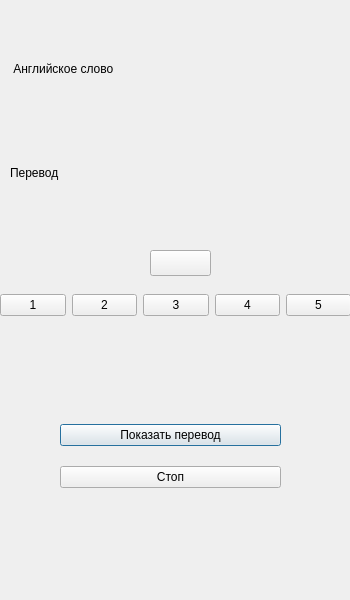
Above: src/cardsui.ui from GreeAI/English-cards before the change. Below: the same form after it.
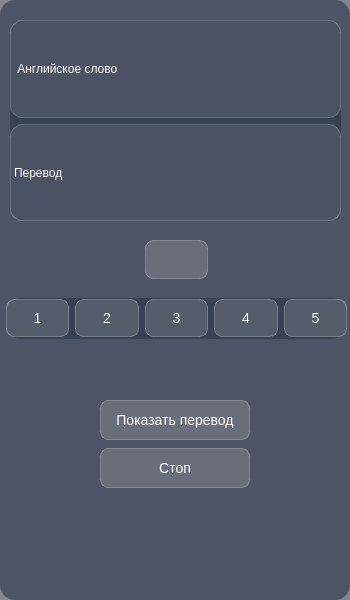
That is the form after the change. Icons and pictures are not drawn.

Commit message: Add style sheets for ui

```diff
--- a/src/cardsui.ui
+++ b/src/cardsui.ui
@@ -13,6 +13,47 @@
   <property name="windowTitle">
    <string>Dialog</string>
   </property>
+  <property name="styleSheet">
+   <string notr="true">/* Основной фон с полупрозрачностью */
+QWidget {
+    background: rgba(40, 50, 70, 150); /* Темно-синий с прозрачностью */
+    border-radius: 15px;
+}
+
+/* Стиль для всех рамок (QFrame) */
+QFrame {
+    background: rgba(255, 255, 255, 0.1);
+    border: 1px solid rgba(255, 255, 255, 0.2);
+    border-radius: 12px;
+    color: white;
+}
+
+QPushButton {
+    background: rgba(255, 255, 255, 0.15);
+    border: 1px solid rgba(255, 255, 255, 0.25);
+    border-radius: 8px;
+    color: white;
+    padding: 10px;
+    font-size: 14px;
+}
+
+QPushButton:hover {
+    background: rgba(255, 255, 255, 0.25);
+}
+
+QPushButton:pressed {
+    background: rgba(255, 255, 255, 0.1);
+}
+
+QLineEdit, QTextEdit {
+    background: rgba(255, 255, 255, 0.1);
+    border: 1px solid rgba(255, 255, 255, 0.2);
+    border-radius: 8px;
+    padding: 8px;
+    color: white;
+    selection-background-color: rgba(100, 150, 200, 0.5);
+}</string>
+  </property>
   <widget class="QWidget" name="layoutWidget">
    <property name="geometry">
     <rect>
@@ -25,6 +66,9 @@
    <layout class="QVBoxLayout" name="verticalLayout">
     <item>
      <widget class="QLabel" name="lbl_eng">
+      <property name="styleSheet">
+       <string notr="true"/>
+      </property>
       <property name="text">
        <string> Английское слово</string>
       </property>
@@ -32,6 +76,9 @@
     </item>
     <item>
      <widget class="QLabel" name="lbl_ru">
+      <property name="styleSheet">
+       <string notr="true"/>
+      </property>
       <property name="text">
        <string>Перевод</string>
       </property>
@@ -39,57 +86,73 @@
     </item>
    </layout>
   </widget>
-  <widget class="QLabel" name="lbl_error">
+  <widget class="QPushButton" name="pushButton">
    <property name="geometry">
     <rect>
-     <x>10</x>
-     <y>350</y>
+     <x>145</x>
+     <y>240</y>
+     <width>63</width>
+     <height>39</height>
+    </rect>
+   </property>
+   <property name="styleSheet">
+    <string notr="true"/>
+   </property>
+   <property name="text">
+    <string/>
+   </property>
+   <property name="icon">
+    <iconset resource="../resource.qrc">
+     <normaloff>:/resources/images/icon_voice_on.png</normaloff>:/resources/images/icon_voice_on.png</iconset>
+   </property>
+  </widget>
+  <widget class="QPushButton" name="pb_stop">
+   <property name="geometry">
+    <rect>
+     <x>100</x>
+     <y>448</y>
+     <width>150</width>
+     <height>40</height>
+    </rect>
+   </property>
+   <property name="styleSheet">
+    <string notr="true"/>
+   </property>
+   <property name="text">
+    <string>Стоп</string>
+   </property>
+  </widget>
+  <widget class="QPushButton" name="pb_translate">
+   <property name="geometry">
+    <rect>
+     <x>100</x>
+     <y>400</y>
+     <width>150</width>
+     <height>40</height>
+    </rect>
+   </property>
+   <property name="styleSheet">
+    <string notr="true"/>
+   </property>
+   <property name="text">
+    <string>Показать перевод</string>
+   </property>
+  </widget>
+  <widget class="QWidget" name="">
+   <property name="geometry">
+    <rect>
+     <x>6</x>
+     <y>298</y>
      <width>341</width>
-     <height>51</height>
+     <height>41</height>
     </rect>
    </property>
-   <property name="text">
-    <string>&lt;html&gt;&lt;head/&gt;&lt;body&gt;&lt;p&gt;&lt;br/&gt;&lt;/p&gt;&lt;/body&gt;&lt;/html&gt;</string>
-   </property>
-  </widget>
-  <widget class="QWidget" name="layoutWidget">
-   <property name="geometry">
-    <rect>
-     <x>60</x>
-     <y>410</y>
-     <width>221</width>
-     <height>92</height>
-    </rect>
-   </property>
-   <layout class="QVBoxLayout" name="verticalLayout_2">
-    <item>
-     <widget class="QPushButton" name="pb_translate">
-      <property name="text">
-       <string>Показать перевод</string>
-      </property>
-     </widget>
-    </item>
-    <item>
-     <widget class="QPushButton" name="pb_stop">
-      <property name="text">
-       <string>Стоп</string>
-      </property>
-     </widget>
-    </item>
-   </layout>
-  </widget>
-  <widget class="QWidget" name="layoutWidget">
-   <property name="geometry">
-    <rect>
-     <x>0</x>
-     <y>290</y>
-     <width>351</width>
-     <height>31</height>
-    </rect>
-   </property>
-   <layout class="QHBoxLayout" name="horizontalLayout_2">
+   <layout class="QHBoxLayout" name="horizontalLayout">
     <item>
      <widget class="QPushButton" name="pb_sr_1">
+      <property name="styleSheet">
+       <string notr="true"/>
+      </property>
       <property name="text">
        <string>1</string>
       </property>
@@ -97,6 +160,9 @@
     </item>
     <item>
      <widget class="QPushButton" name="pb_sr_2">
+      <property name="styleSheet">
+       <string notr="true"/>
+      </property>
       <property name="text">
        <string>2</string>
       </property>
@@ -104,6 +170,9 @@
     </item>
     <item>
      <widget class="QPushButton" name="pb_sr_3">
+      <property name="styleSheet">
+       <string notr="true"/>
+      </property>
       <property name="text">
        <string>3</string>
       </property>
@@ -111,6 +180,9 @@
     </item>
     <item>
      <widget class="QPushButton" name="pb_sr_4">
+      <property name="styleSheet">
+       <string notr="true"/>
+      </property>
       <property name="text">
        <string>4</string>
       </property>
@@ -118,6 +190,9 @@
     </item>
     <item>
      <widget class="QPushButton" name="pb_sr_5">
+      <property name="styleSheet">
+       <string notr="true"/>
+      </property>
       <property name="text">
        <string>5</string>
       </property>
@@ -125,23 +200,6 @@
     </item>
    </layout>
   </widget>
-  <widget class="QPushButton" name="pushButton">
-   <property name="geometry">
-    <rect>
-     <x>150</x>
-     <y>250</y>
-     <width>61</width>
-     <height>26</height>
-    </rect>
-   </property>
-   <property name="text">
-    <string/>
-   </property>
-   <property name="icon">
-    <iconset resource="../resource.qrc">
-     <normaloff>:/resources/images/icon_voice_on.png</normaloff>:/resources/images/icon_voice_on.png</iconset>
-   </property>
-  </widget>
  </widget>
  <resources>
   <include location="../resource.qrc"/>
```
The commit also changes 5 other files.
